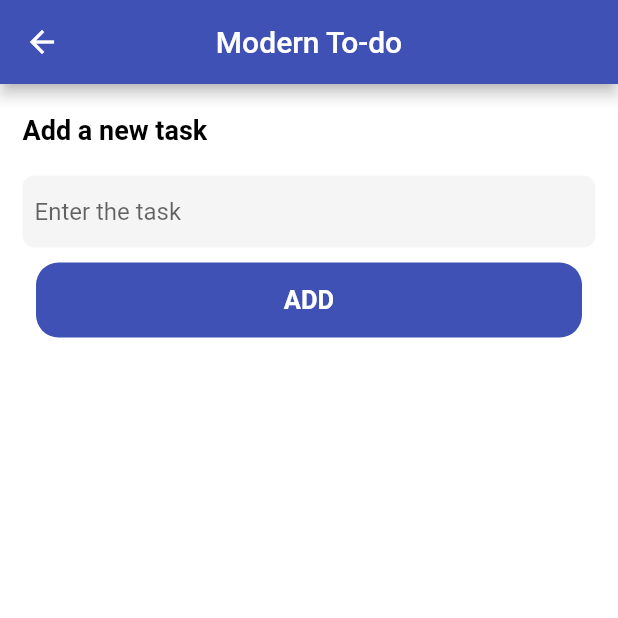
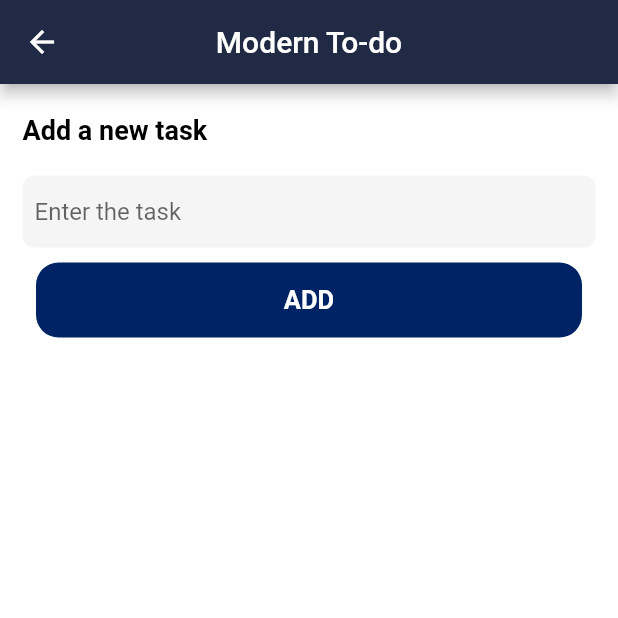
Before and after one commit to SinjinxJohn/taskbuddy, a Flutter app: the screen it shows after launch, after a tap on the "add" icon, on a phone screen of 412 x 824 dp, the top half of it. Run offline on Flutter 3.47's test engine with Material 2 defaults, Android fonts, the phone set to English and light mode, and no system bars; our stand-ins replace cloud_firestore, firebase_auth, firebase_core; accounts and stored records are empty.

Commit message:
changed colors and added del button

```diff
--- a/todo/lib/textinfo.dart
+++ b/todo/lib/textinfo.dart
@@ -22,7 +22,7 @@ class _textInfoState extends State<textInfo> {
       child: Scaffold(
         appBar: AppBar(
           centerTitle: true,
-          backgroundColor: Colors.indigo,
+          backgroundColor: Color.fromRGBO(32, 42, 68, 1),
           title: Text(
             'Modern To-do',
             style: TextStyle(color: Colors.white),
@@ -64,7 +64,7 @@ class _textInfoState extends State<textInfo> {
                     decoration: BoxDecoration(
                         // border: Border.all(color: Colors.grey),
                         borderRadius: BorderRadius.circular(15),
-                        color: Colors.indigo),
+                        color: Color.fromRGBO(0, 35, 102, 1)),
                     padding: EdgeInsets.symmetric(horizontal: 150, vertical: 1),
                     child: TextButton(
                         onPressed: () {
--- a/todo/lib/todo.dart
+++ b/todo/lib/todo.dart
@@ -17,15 +17,35 @@ class _HomePageState extends State<HomePage> {
 
   Widget build(BuildContext context) {
     return Scaffold(
+      floatingActionButton: FloatingActionButton(
+        onPressed: () {
+          Navigator.push(
+            context,
+            MaterialPageRoute(builder: (context) => const textInfo()),
+          );
+        },
+        backgroundColor: Colors.pink,
+
+        // style: TextButton.styleFrom(
+        //   backgroundColor: Colors.red,
+        // ),
+        // child: Icon(
+        //   Icons.add,
+        // )
+        child: Padding(
+          padding: const EdgeInsets.symmetric(horizontal: 15.0, vertical: 4),
+          child: Icon(Icons.add),
+        ),
+      ),
       appBar: AppBar(
         centerTitle: true,
-        backgroundColor: Colors.indigo,
+        backgroundColor: Color.fromRGBO(32, 42, 68, 1),
         title: Text(
           'Modern To-do',
           style: TextStyle(color: Colors.white),
         ),
       ),
-      backgroundColor: Colors.grey[100],
+      backgroundColor: Colors.white,
       body: SafeArea(
         child: Padding(
           padding: const EdgeInsets.symmetric(horizontal: 15.0, vertical: 20),
@@ -82,26 +102,46 @@ class _HomePageState extends State<HomePage> {
                             height: 65,
                             color: Colors.white,
                             child: Padding(
-                              padding: const EdgeInsets.all(3.0),
+                              padding: const EdgeInsets.all(7.0),
                               child: Container(
                                   decoration: BoxDecoration(
                                       boxShadow: [
-                                        BoxShadow(
-                                            color: Colors.grey.withOpacity(0.5),
-                                            spreadRadius: 5,
-                                            blurRadius: 7,
-                                            offset: Offset(0, 3)),
+                                        // BoxShadow(
+                                        //     color: Colors.grey.withOpacity(0.5),
+                                        //     spreadRadius: 5,
+                                        //     blurRadius: 7,
+                                        //     offset: Offset(0, 3)),
                                       ],
-                                      border: Border.all(color: Colors.black),
+                                      border: Border.all(
+                                          color:
+                                              Color.fromRGBO(231, 246, 242, 1)),
                                       borderRadius: BorderRadius.circular(15),
-                                      color: Colors.indigo),
+                                      color: Color.fromRGBO(0, 35, 102, 1)),
                                   child: Center(
-                                    child: Text(
-                                      "${entries[index]}",
-                                      style: TextStyle(
-                                          color: Colors.white,
-                                          fontSize: 20,
-                                          fontWeight: FontWeight.bold),
+                                    child: Row(
+                                      mainAxisAlignment:
+                                          MainAxisAlignment.spaceBetween,
+                                      // crossAxisAlignment:
+                                      //     CrossAxisAlignment.center,
+                                      children: [
+                                        Padding(
+                                          padding:
+                                              const EdgeInsets.only(left: 25.0),
+                                          child: Text(
+                                            "${entries[index]}",
+                                            style: TextStyle(
+                                                color: Colors.white,
+                                                fontSize: 18,
+                                                fontWeight: FontWeight.bold),
+                                          ),
+                                        ),
+                                        IconButton(
+                                            onPressed: () {},
+                                            icon: Icon(
+                                              Icons.delete,
+                                              color: Colors.red,
+                                            )),
+                                      ],
                                     ),
                                   )),
                             ),
@@ -110,23 +150,9 @@ class _HomePageState extends State<HomePage> {
                   );
                 },
               ),
-              SizedBox(
-                height: 7,
-              ),
-              Center(
-                child: FloatingActionButton(
-                    onPressed: () {
-                      Navigator.push(
-                        context,
-                        MaterialPageRoute(
-                            builder: (context) => const textInfo()),
-                      );
-                    },
-                    backgroundColor: Colors.black,
-                    child: Icon(
-                      Icons.add,
-                    )),
-              ),
+              // SizedBox(
+              //   height: 10,
+              // ),
             ],
           ),
         ),
```
